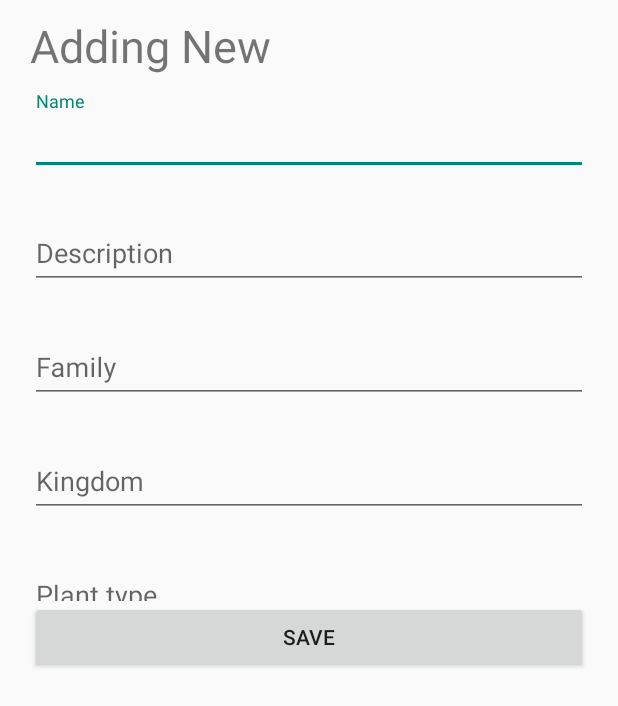
After one commit to thathcmus/app_des_gr2, an Android app built with Jetpack Compose: the layout fragment_photography_input_data.xml on its own in the app's theme, with its tools: preview values and no code run, on a phone screen of 412 x 824 dp. The commit adds this screen. Shown: the top 706 px of the screen. Run offline under Robolectric (Android 15) with nearby library versions, the phone set to English and light mode, and no system bars.

Commit message:
add camerax, use bottom sheet for data input

```diff
--- /dev/null
+++ b/Plant/app/src/main/res/layout/fragment_photography_input_data.xml
@@ -0,0 +1,144 @@
+<?xml version="1.0" encoding="utf-8"?>
+<LinearLayout xmlns:android="http://schemas.android.com/apk/res/android"
+    xmlns:tools="http://schemas.android.com/tools"
+    xmlns:app="http://schemas.android.com/apk/res-auto"
+    android:orientation="vertical"
+    android:layout_width="match_parent"
+    android:layout_height="wrap_content"
+    tools:context=".fragment.PhotographyInputDataFragment">
+
+    <TextView
+        android:layout_width="wrap_content"
+        android:layout_height="wrap_content"
+        android:text="Adding New"
+        android:textSize="30sp"
+        android:layout_marginTop="10sp"
+        android:layout_marginStart="20sp" />
+
+    <androidx.core.widget.NestedScrollView
+        android:layout_width="match_parent"
+        android:layout_height="350sp">
+
+        <LinearLayout
+            android:layout_width="match_parent"
+            android:layout_height="match_parent"
+            android:orientation="vertical">
+
+            <com.google.android.material.textfield.TextInputLayout
+                android:layout_width="match_parent"
+                android:layout_height="wrap_content"
+                android:layout_marginHorizontal="20dp"
+                android:layout_marginVertical="10dp">
+
+                <com.google.android.material.textfield.TextInputEditText
+                    android:id="@+id/photoName"
+                    android:layout_width="match_parent"
+                    android:layout_height="wrap_content"
+                    android:hint="Name" />
+
+            </com.google.android.material.textfield.TextInputLayout>
+
+            <com.google.android.material.textfield.TextInputLayout
+                android:layout_width="match_parent"
+                android:layout_height="wrap_content"
+                android:layout_marginHorizontal="20dp"
+                android:layout_marginVertical="10dp">
+
+                <com.google.android.material.textfield.TextInputEditText
+                    android:id="@+id/photoDescription"
+                    android:layout_width="match_parent"
+                    android:layout_height="wrap_content"
+                    android:hint="Description" />
+
+            </com.google.android.material.textfield.TextInputLayout>
+
+            <com.google.android.material.textfield.TextInputLayout
+                android:layout_width="match_parent"
+                android:layout_height="wrap_content"
+                android:layout_marginHorizontal="20dp"
+                android:layout_marginVertical="10dp">
+
+                <com.google.android.material.textfield.TextInputEditText
+                    android:id="@+id/photoFamily"
+                    android:layout_width="match_parent"
+                    android:layout_height="wrap_content"
+                    android:hint="Family" />
+
+            </com.google.android.material.textfield.TextInputLayout>
+
+            <com.google.android.material.textfield.TextInputLayout
+                android:layout_width="match_parent"
+                android:layout_height="wrap_content"
+                android:layout_marginHorizontal="20dp"
+                android:layout_marginVertical="10dp">
+
+                <com.google.android.material.textfield.TextInputEditText
+                    android:id="@+id/photoKingdom"
+                    android:layout_width="match_parent"
+                    android:layout_height="wrap_content"
+                    android:hint="Kingdom" />
+
+            </com.google.android.material.textfield.TextInputLayout>
+
+            <com.google.android.material.textfield.TextInputLayout
+                android:layout_width="match_parent"
+                android:layout_height="wrap_content"
+                android:layout_marginHorizontal="20dp"
+                android:layout_marginVertical="10dp">
+
+                <com.google.android.material.textfield.TextInputEditText
+                    android:id="@+id/photoPlantType"
+                    android:layout_width="match_parent"
+                    android:layout_height="wrap_content"
+                    android:hint="Plant type" />
+
+            </com.google.android.material.textfield.TextInputLayout>
+
+            <com.google.android.material.textfield.TextInputLayout
+                android:layout_width="match_parent"
+                android:layout_height="wrap_content"
+                android:layout_marginHorizontal="20dp"
+                android:layout_marginVertical="10dp">
+
+                <com.google.android.material.textfield.TextInputEditText
+                    android:id="@+id/photoSpecies"
+                    android:layout_width="match_parent"
+                    android:layout_height="wrap_content"
+                    android:hint="Species" />
+
+            </com.google.android.material.textfield.TextInputLayout>
+
+            <com.google.android.material.textfield.TextInputLayout
+                android:layout_width="match_parent"
+                android:layout_height="wrap_content"
+                android:layout_marginHorizontal="20dp"
+                android:layout_marginVertical="10dp">
+
+                <com.google.android.material.textfield.TextInputEditText
+                    android:id="@+id/photoStar"
+                    android:layout_width="match_parent"
+                    android:layout_height="wrap_content"
+                    android:hint="Star" />
+
+            </com.google.android.material.textfield.TextInputLayout>
+
+
+        </LinearLayout>
+    </androidx.core.widget.NestedScrollView>
+
+    <Button
+        android:id="@+id/btnSave"
+        android:layout_width="match_parent"
+        android:layout_height="wrap_content"
+        android:layout_marginHorizontal="20sp"
+        android:layout_gravity="center"
+        android:text="save"
+        android:textAllCaps="true" />
+
+    <ImageView
+        android:layout_width="match_parent"
+        android:layout_height="100sp"/>
+
+
+
+</LinearLayout>
```
Also changed, not shown: Plant/app/build.gradle (+17 -0 lines), Plant/app/src/main/AndroidManifest.xml (+13 -1 lines), Plant/app/src/main/java/com/example/plant/NavigationTestActivity.kt (added, +11 -0 lines), Plant/app/src/main/java/com/example/plant/fragment/CameraFragment.kt (added, +203 -0 lines), Plant/app/src/main/java/com/example/plant/fragment/HomeFragment.kt (+10 -0 lines), Plant/app/src/main/java/com/example/plant/fragment/PhotographyInputDataFragment.kt (added, +93 -0 lines), Plant/app/src/main/res/drawable/take_photo_button_drawable.xml (added, +9 -0 lines), Plant/app/src/main/res/layout/activity_navigation_test.xml (added, +18 -0 lines), Plant/app/src/main/res/layout/fragment_camera.xml (added, +27 -0 lines), Plant/app/src/main/res/navigation/navigation_adding_new.xml (added, +13 -0 lines), Plant/app/src/main/res/drawable/take_photo_button_pressed_vector.png (added), Plant/app/src/main/res/drawable/take_photo_button_vector.png (added).
